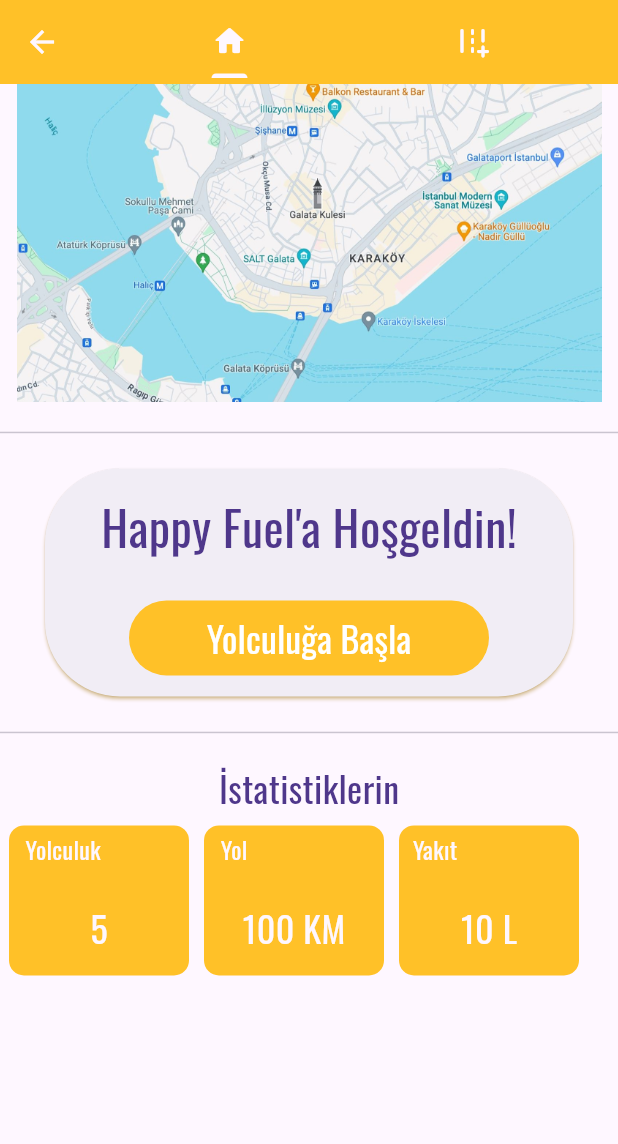
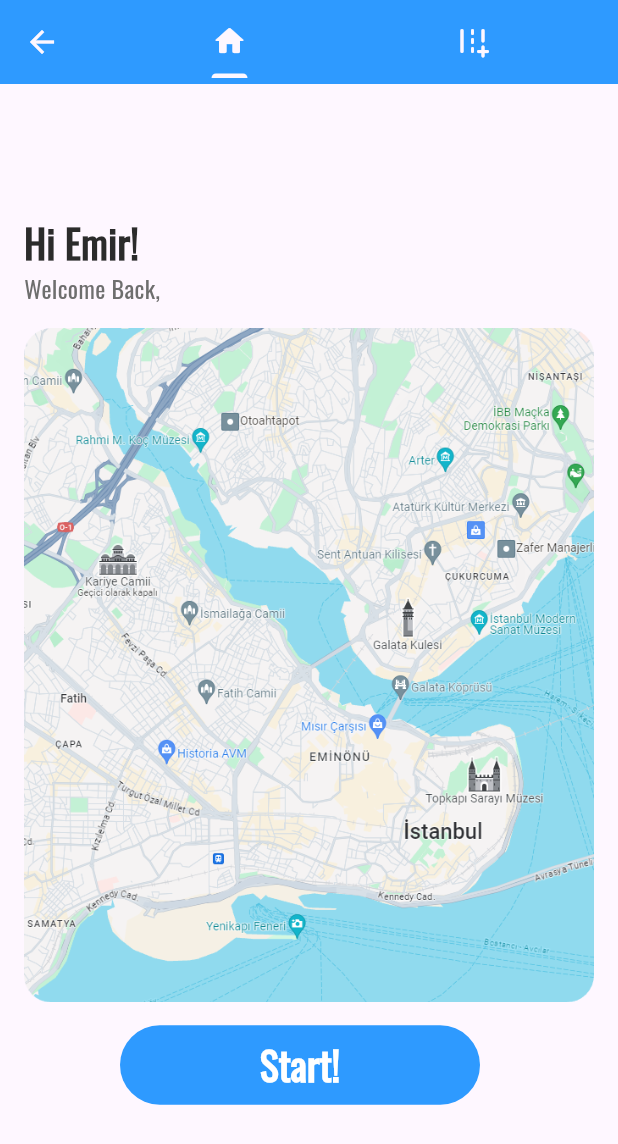
Before and after one commit to Tugay72/araba_sevdasi, a Flutter app: the Anasayfa screen opened directly, on a phone screen of 412 x 824 dp. Shown: the top 1144 px of the screen. Run offline on Flutter 3.47's test engine with Material 3 defaults, Android fonts, the phone set to English and light mode, and no system bars; our stand-ins replace geolocator, google_maps_flutter, lottie, toggle_switch.

Commit message:
home page UI update

```diff
--- a/lib/anaMenu.dart
+++ b/lib/anaMenu.dart
@@ -53,24 +53,24 @@ class AnaMenuState extends State<AnaMenu> {
         bottomNavigationBar: BottomNavigationBar(
           items: const [
             BottomNavigationBarItem(
-              backgroundColor: Color.fromARGB(255, 255, 193, 40),
+              backgroundColor:  Color.fromARGB(255, 46, 154, 255),
               icon: Icon(Icons.home_rounded),
-              label: "Ana Sayfa",
+              label: "Home",
             ),
             BottomNavigationBarItem(
               backgroundColor: Color.fromARGB(255, 212, 0, 194),
               icon: Icon(Icons.local_gas_station_rounded),
-              label: "Yakıt",
+              label: "Fuel",
             ),
             BottomNavigationBarItem(
               backgroundColor: Color.fromARGB(255, 46, 154, 255),
               icon: Icon(Icons.directions_car),
-              label: "Araba",
+              label: "Cars",
             ),
             BottomNavigationBarItem(
               backgroundColor: Color.fromARGB(255, 236, 43, 43),
               icon: Icon(Icons.account_circle),
-              label: "Profil",
+              label: "Profile",
             ),
           ],
           currentIndex: suAnkiIndex,
--- a/lib/anasayfaTabBar/sayfa.dart
+++ b/lib/anasayfaTabBar/sayfa.dart
@@ -22,62 +22,66 @@ class SayfaState extends State<Sayfa> {
   @override
   Widget build(BuildContext context) {
     return Scaffold(
-      body: Column(
+      body: Center(
+        child :
+      Container(
+        padding: const EdgeInsets.all(16),
+        child:
+      Column(
+        mainAxisAlignment: MainAxisAlignment.center,
+        crossAxisAlignment: CrossAxisAlignment.start,
         children: [
-          //Harita görseli
+            const Text(
+                  "Hi Emir!",
+                  textAlign: TextAlign.left,
+                  style: TextStyle(
+                    fontSize: 26,
+                    fontFamily: "Oswald",
+                    fontWeight: FontWeight.w800,
+                    color: Color.fromARGB(255, 43, 43, 43),
+                  ),
+                ),
+            const Text(
+                  "Welcome Back,",
+                  textAlign: TextAlign.left,
+                  style: TextStyle(
+                    fontSize: 16,
+                    fontFamily: "Oswald",
+                    fontWeight: FontWeight.w500,
+                    color: Color.fromARGB(255, 110, 110, 110),
+                  ),
+                ),
+
+
+          //Map Photo
            const SizedBox(
-            width: 390,
+            width: 640,
+            height: 480,
             child: Center(
               child: Image(
-                image: AssetImage("assets/images/anasayfa/map.jpeg"),
+                image: AssetImage("assets/images/anasayfa/map2.png"),
               ),
             ),
           ),
-          const Divider(
-            height: 40,
-          ),
-          //Yolculuğa başla tuşunun olduğu kısım
+
+          //Start Button
+
           Padding(
-            padding: const EdgeInsets.only(top: 0),
-            child: SizedBox(
-              height: 160,
-              width: 360,
-              child: Card(
-                surfaceTintColor: Colors.blueGrey.shade400,
-                shadowColor: const Color.fromARGB(255, 255, 193, 40),
-                shape: RoundedRectangleBorder(
-                    borderRadius: BorderRadius.circular(50)),
-                child: Column(
-                  children: [
-                    Padding(
-                      padding: const EdgeInsets.all(16.0),
-                      child: Text(
-                        "Happy Fuel'a Hoşgeldin!",
-                        style: TextStyle(
-                          fontSize: 32,
-                          fontFamily: "Oswald",
-                          fontWeight: FontWeight.w400,
-                          color:
-                              Theme.of(context).colorScheme.onPrimaryContainer,
-                        ),
-                      ),
-                    ),
-                    Padding(
-                      padding: const EdgeInsets.only(top: 10),
+            padding: const EdgeInsets.only(left: 64),
             child: SizedBox(
               width: 240,
               child: TextButton(
                 style: const ButtonStyle(
                   backgroundColor: MaterialStatePropertyAll(
-                              Color.fromARGB(255, 255, 193, 40),
+                    Color.fromARGB(255, 46, 154, 255),
                   ),
                 ),
                 child: const Text(
-                            "Yolculuğa Başla",
+                  "Start!",
                   style: TextStyle(
-                              fontSize: 24,
+                    fontSize: 26,
                     fontFamily: "Oswald",
-                              fontWeight: FontWeight.w400,
+                    fontWeight: FontWeight.w700,
                     color: Color.fromARGB(255, 255, 255, 255),
                   ),
                 ),
@@ -85,16 +89,10 @@ class SayfaState extends State<Sayfa> {
               ),
             ),
           ),
-                  ],
-                ),
-              ),
-            ),
-          ),
-          const Divider(
-            height: 40,
-          ),
+
+
           //İstatistikler
-          Column(
+          /*Column(
             children: [
               Text(
                 "İstatistiklerin",
@@ -114,7 +112,7 @@ class SayfaState extends State<Sayfa> {
                       height: 100,
                       width: 120,
                       decoration: const BoxDecoration(
-                        color: Color.fromARGB(255, 255, 193, 40),
+                        color: Color.fromARGB(255, 46, 154, 255),
                         borderRadius: BorderRadiusDirectional.vertical(
                           top: Radius.circular(10),
                           bottom: Radius.circular(10),
@@ -159,7 +157,7 @@ class SayfaState extends State<Sayfa> {
                       height: 100,
                       width: 120,
                       decoration: const BoxDecoration(
-                        color: Color.fromARGB(255, 255, 193, 40),
+                        color: Color.fromARGB(255, 46, 154, 255),
                         borderRadius: BorderRadiusDirectional.vertical(
                           top: Radius.circular(10),
                           bottom: Radius.circular(10),
@@ -204,7 +202,7 @@ class SayfaState extends State<Sayfa> {
                       height: 100,
                       width: 120,
                       decoration: const BoxDecoration(
-                        color: Color.fromARGB(255, 255, 193, 40),
+                        color: Color.fromARGB(255, 46, 154, 255),
                         borderRadius: BorderRadiusDirectional.vertical(
                           top: Radius.circular(10),
                           bottom: Radius.circular(10),
@@ -245,9 +243,11 @@ class SayfaState extends State<Sayfa> {
                 ],
               ),
             ],
-          ),
+          ), */
         ],
       ),
+      )
+      )
     );
   }
 }
--- a/lib/pages/anasayfa/anasayfa.dart
+++ b/lib/pages/anasayfa/anasayfa.dart
@@ -17,11 +17,11 @@ class AnasayfaState extends State<Anasayfa> {
       child: Scaffold(
         appBar: AppBar(
           foregroundColor: Theme.of(context).colorScheme.background,
-          backgroundColor: const Color.fromARGB(255, 255, 193, 40),
+          backgroundColor: const Color.fromARGB(255, 46, 154, 255),
           title: TabBar(
             //physics: const NeverScrollableScrollPhysics(),
             indicatorColor: Theme.of(context).colorScheme.background,
-            dividerColor: const Color.fromARGB(255, 255, 193, 40),
+            dividerColor: const Color.fromARGB(255, 46, 154, 255),
             tabs: [
               Tab(
                 //Anasayfa
--- a/lib/pages/araba.dart
+++ b/lib/pages/araba.dart
@@ -142,7 +142,7 @@ class ArabaState extends State<Araba> {
                             const Padding(
                               padding: EdgeInsets.only(top: 36, left: 36),
                               child: Text(
-                                "Araba Ekle",
+                                "Add Car",
                                 style: TextStyle(
                                   fontFamily: "Oswald",
                                   fontSize: 24,
@@ -154,19 +154,20 @@ class ArabaState extends State<Araba> {
                             Padding(
                               padding: const EdgeInsets.only(top: 36, left: 64),
                               child: SizedBox(
-                                width: 180,
+                                width: 200,
                                 height: 48,
                                 child: TextButton(
                                   onPressed: () => git(context),
                                   child: const Row(
                                     children: [
                                       Padding(
-                                        padding: EdgeInsets.only(left: 16),
+                                        padding: EdgeInsets.only(left: 100),
                                         child: Text(
-                                          "Kayıtlı Arabalarım",
+                                          "My Cars",
                                           style: TextStyle(
                                             fontFamily: "Oswald",
                                             fontSize: 18,
+                                            fontWeight: FontWeight.w500
                                           ),
                                         ),
                                       ),
@@ -241,7 +242,7 @@ class ArabaState extends State<Araba> {
                                   child: DropdownMenu(
                                     menuHeight: 200,
                                     width: 320,
-                                    label: const Text("Araba Modeli"),
+                                    label: const Text("Car Model"),
                                     onSelected: (String? value) {
                                       setState(() {
                                         dropDownValue1 = value!;
@@ -269,7 +270,7 @@ class ArabaState extends State<Araba> {
                                   child: DropdownMenu(
                                     menuHeight: 200,
                                     width: 320,
-                                    label: const Text("Üretim Yılı"),
+                                    label: const Text("Make Year"),
                                     onSelected: (String? value) {
                                       setState(() {
                                         dropDownValue2 = value!;
@@ -308,7 +309,7 @@ class ArabaState extends State<Araba> {
                                     context: context,
                                     builder: (context) => AlertDialog(
                                       title: const Text(
-                                        "Hata!",
+                                        "Error!",
                                         style: TextStyle(
                                           fontSize: 30,
                                           fontFamily: "Oswald",
@@ -316,7 +317,7 @@ class ArabaState extends State<Araba> {
                                         ),
                                       ),
                                       content: const Text(
-                                        "Marka, model ve üretim yılını seçiniz!",
+                                        "Choose brand, model and year!",
                                         style: TextStyle(
                                           fontSize: 22,
                                           fontFamily: "Oswald",
@@ -328,7 +329,7 @@ class ArabaState extends State<Araba> {
                                           onPressed: () =>
                                               Navigator.pop(context),
                                           child: const Text(
-                                            "Tamam",
+                                            "OK!",
                                             style: TextStyle(
                                               fontSize: 18,
                                               fontFamily: "Oswald",
--- a/pubspec.yaml
+++ b/pubspec.yaml
@@ -43,7 +43,7 @@ dependencies:
   # The following adds the Cupertino Icons font to your application.
   # Use with the CupertinoIcons class for iOS style icons.
   cupertino_icons: ^1.0.2
-  http: ^1.1.2
+  http: ^1.1.0
 
 dev_dependencies:
   flutter_test:
```
Also changed, not shown: assets/images/anasayfa/map.jpeg (deleted), assets/images/anasayfa/map.png (added), assets/images/anasayfa/map2.png (added). Lines whose indentation alone changed are shown as unchanged.
